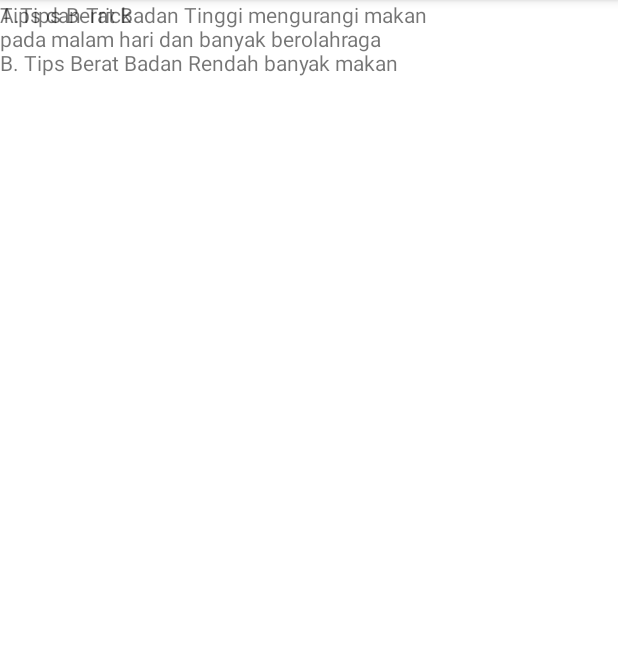
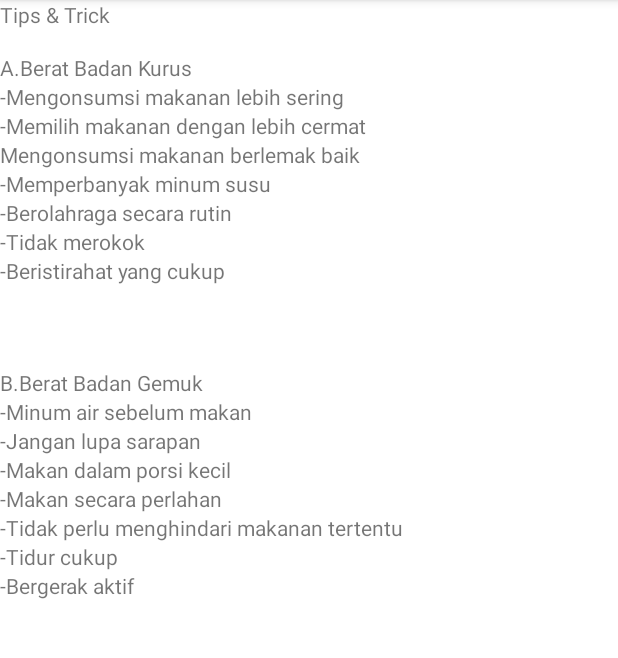
Before and after one commit to ivansukma/Tugas-PAM-Intent, an Android app: the TipsActivity screen opened directly, with no data from a screen before it, on a phone screen of 412 x 824 dp, the part 84-742 px from its top. Run offline under Robolectric (Android 15) with nearby library versions, the phone set to English and light mode, and no system bars.

Commit message:
Update activity_tips.xml

```diff
--- a/bmicalculator/app/src/main/res/layout/activity_tips.xml
+++ b/bmicalculator/app/src/main/res/layout/activity_tips.xml
@@ -1,24 +1,123 @@
 <?xml version="1.0" encoding="utf-8"?>
-<androidx.constraintlayout.widget.ConstraintLayout
-    xmlns:android="http://schemas.android.com/apk/res/android"
+<androidx.constraintlayout.widget.ConstraintLayout xmlns:android="http://schemas.android.com/apk/res/android"
+    xmlns:app="http://schemas.android.com/apk/res-auto"
     xmlns:tools="http://schemas.android.com/tools"
     android:layout_width="match_parent"
-    android:layout_height="match_parent">
+    android:layout_height="match_parent" >
 
-    <TextView
-        android:id="@+id/textView2"
-        android:layout_width="293dp"
-        android:layout_height="110dp"
-        android:text="A.Tips Berat Badan Tinggi mengurangi makan pada malam hari dan banyak berolahraga
-                      B. Tips Berat Badan Rendah banyak makan"
-        tools:layout_editor_absoluteX="51dp"
-        tools:layout_editor_absoluteY="140dp" />
+    <LinearLayout
+        android:layout_width="match_parent"
+        android:layout_height="match_parent"
+        android:orientation="vertical"
+        tools:layout_editor_absoluteX="270dp"
+        tools:layout_editor_absoluteY="153dp">
 
-    <TextView
-        android:id="@+id/textView3"
-        android:layout_width="wrap_content"
-        android:layout_height="wrap_content"
-        android:text="Tips dan Trick"
-        tools:layout_editor_absoluteX="154dp"
-        tools:layout_editor_absoluteY="79dp" />
+        <TextView
+            android:id="@+id/textView6"
+            android:layout_width="111dp"
+            android:layout_height="35dp"
+            android:text="@string/tips_trick" />
+
+        <TextView
+            android:id="@+id/textView7"
+            android:layout_width="match_parent"
+            android:layout_height="wrap_content"
+            android:text="A.Berat Badan Kurus" />
+
+        <TextView
+            android:id="@+id/textView8"
+            android:layout_width="match_parent"
+            android:layout_height="wrap_content"
+            android:text="-Mengonsumsi makanan lebih sering" />
+
+        <TextView
+            android:id="@+id/textView9"
+            android:layout_width="match_parent"
+            android:layout_height="wrap_content"
+            android:text="-Memilih makanan dengan lebih cermat" />
+
+        <TextView
+            android:id="@+id/textView10"
+            android:layout_width="match_parent"
+            android:layout_height="wrap_content"
+            android:text="Mengonsumsi makanan berlemak baik" />
+
+        <TextView
+            android:id="@+id/textView11"
+            android:layout_width="match_parent"
+            android:layout_height="wrap_content"
+            android:text="-Memperbanyak minum susu" />
+
+        <TextView
+            android:id="@+id/textView12"
+            android:layout_width="match_parent"
+            android:layout_height="wrap_content"
+            android:text="-Berolahraga secara rutin" />
+
+        <TextView
+            android:id="@+id/textView13"
+            android:layout_width="match_parent"
+            android:layout_height="wrap_content"
+            android:text="-Tidak merokok" />
+
+        <TextView
+            android:id="@+id/textView14"
+            android:layout_width="match_parent"
+            android:layout_height="wrap_content"
+            android:text="-Beristirahat yang cukup" />
+
+        <TextView
+            android:id="@+id/textView16"
+            android:layout_width="195dp"
+            android:layout_height="55dp" />
+
+        <TextView
+            android:id="@+id/textView17"
+            android:layout_width="match_parent"
+            android:layout_height="wrap_content"
+            android:text="B.Berat Badan Gemuk" />
+
+        <TextView
+            android:id="@+id/textView18"
+            android:layout_width="match_parent"
+            android:layout_height="wrap_content"
+            android:text="-Minum air sebelum makan" />
+
+        <TextView
+            android:id="@+id/textView19"
+            android:layout_width="match_parent"
+            android:layout_height="wrap_content"
+            android:text="-Jangan lupa sarapan" />
+
+        <TextView
+            android:id="@+id/textView20"
+            android:layout_width="match_parent"
+            android:layout_height="wrap_content"
+            android:text="-Makan dalam porsi kecil" />
+
+        <TextView
+            android:id="@+id/textView21"
+            android:layout_width="match_parent"
+            android:layout_height="wrap_content"
+            android:text="-Makan secara perlahan" />
+
+        <TextView
+            android:id="@+id/textView22"
+            android:layout_width="match_parent"
+            android:layout_height="wrap_content"
+            android:text="-Tidak perlu menghindari makanan tertentu" />
+
+        <TextView
+            android:id="@+id/textView23"
+            android:layout_width="match_parent"
+            android:layout_height="wrap_content"
+            android:text="-Tidur cukup" />
+
+        <TextView
+            android:id="@+id/textView24"
+            android:layout_width="match_parent"
+            android:layout_height="wrap_content"
+            android:text="-Bergerak aktif" />
+
+    </LinearLayout>
 </androidx.constraintlayout.widget.ConstraintLayout>
```
